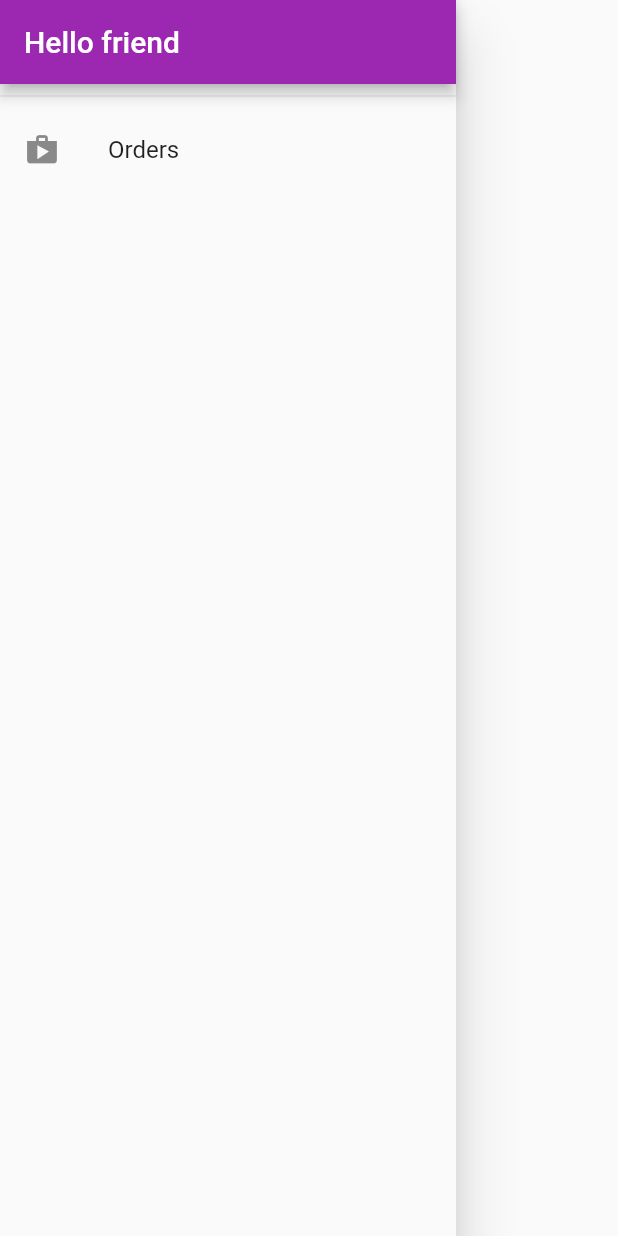
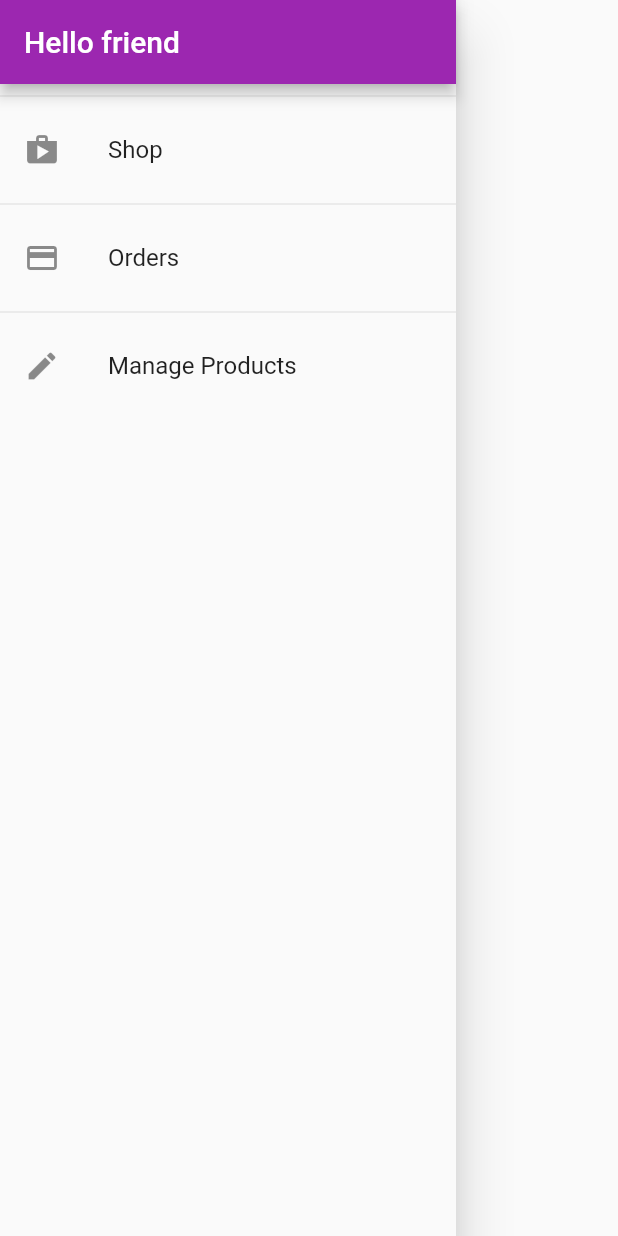
Before and after one commit to shintoanto/Shop-App, a Flutter app: the AppDrawer widget shown alone on an empty page, opened directly, on a phone screen of 412 x 824 dp. Run offline on Flutter 3.47's test engine with Material 2 defaults, Android fonts, the phone set to English and light mode, and no system bars.

Commit message:
Adding a "Manage Products" Page.

```diff
--- a/lib/main.dart
+++ b/lib/main.dart
@@ -7,6 +7,7 @@ import 'package:shop_app/screens/orders_screen.dart';
 import 'package:shop_app/screens/product_detail_screen.dart';
 import 'package:shop_app/screens/products_overview_screen.dart';
 import 'package:provider/provider.dart';
+import 'package:shop_app/screens/user_product_screen.dart';
 
 void main() => runApp(MyApp());
 
@@ -37,6 +38,7 @@ class MyApp extends StatelessWidget {
           ProductDetailScreen.routeName: (ctx) => ProductDetailScreen(),
           CartScreen.routeName: (ctx) => CartScreen(),
           OrdersScreen.routeName: (ctx) => OrdersScreen(),
+          UserProductScreen.routeName: (ctx) => UserProductScreen(),
         },
       ),
     );
--- a/lib/widgets/app_drawer.dart
+++ b/lib/widgets/app_drawer.dart
@@ -1,5 +1,6 @@
 import 'package:flutter/material.dart';
 import 'package:shop_app/screens/orders_screen.dart';
+import 'package:shop_app/screens/user_product_screen.dart';
 
 class AppDrawer extends StatelessWidget {
   @override
@@ -14,10 +15,27 @@ class AppDrawer extends StatelessWidget {
           Divider(),
           ListTile(
             leading: Icon(Icons.shop),
+            title: Text('Shop'),
+            onTap: () {
+              Navigator.of(context).pushReplacementNamed('/');
+            },
+          ),
+          Divider(),
+          ListTile(
+            leading: Icon(Icons.payment),
             title: Text('Orders'),
             onTap: () {
               Navigator.of(context)
                   .pushReplacementNamed(OrdersScreen.routeName);
+            },
+          ),
+          Divider(),
+          ListTile(
+            leading: Icon(Icons.edit),
+            title: Text('Manage Products'),
+            onTap: () {
+              Navigator.of(context)
+                  .pushReplacementNamed(UserProductScreen.routeName);
             },
           ),
         ],
```
Also changed, not shown: lib/screens/user_product_screen.dart (added, +39 -0 lines), lib/widgets/user_product_item.dart (added, +32 -0 lines).
